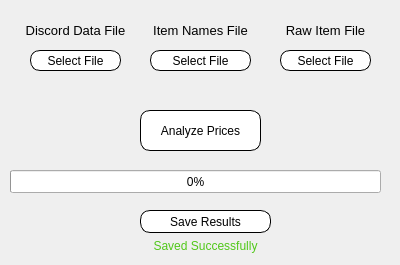
Before: the Qt Designer form UI/dialogue.ui in ryqui/GrowTrends, drawn with Qt 5.
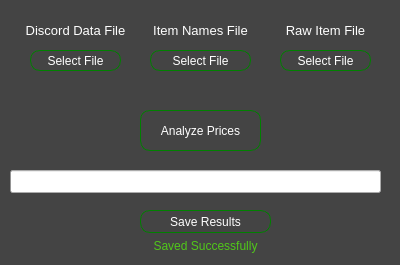
After: the same form once the commit is applied.

What changed in the file:
```diff
--- a/UI/dialogue.ui
+++ b/UI/dialogue.ui
@@ -21,17 +21,30 @@
    <string>GrowTrends</string>
   </property>
   <property name="styleSheet">
-   <string notr="true">QPushButton {
-	background-color: rgb(255,255,255);
-	border-width: 1px;
+   <string notr="true">QMainWindow {
+	background-color: #444444;
 	border-color: black;
+}
+QPushButton {
+	color: white;
+	border-width: 1px;
+	border-color: green;
 	border-style: solid;
 	border-radius: 10px;
 }
 QPushButton:hover {
-	background-color: rgb(200,200,200);
+	background-color: green;
+}
+QLabel {
+	color: white;
+}
+QProgressBar {
+	color: white;
 }</string>
   </property>
+  <property name="tabShape">
+   <enum>QTabWidget::Rounded</enum>
+  </property>
   <widget class="QWidget" name="centralwidget">
    <property name="styleSheet">
     <string notr="true"/>
```
